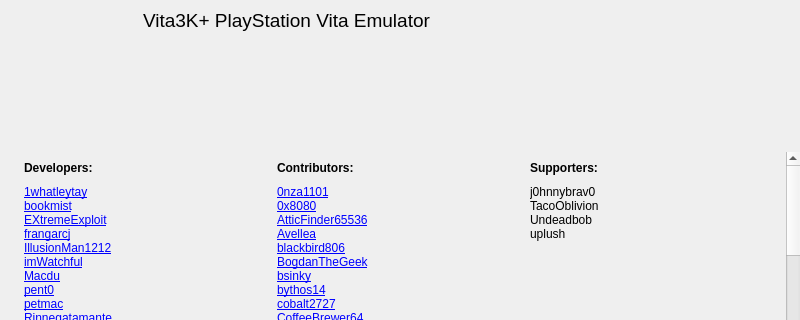
This is vita3k/gui-qt/src/about_dialog.ui in Reiayanami24/vita3k-android-merged as Qt 5 draws it before an edit; both pictures show x 0 to 800 and y 0 to 320 of the 800 by 550 pixel window. The edited form follows.
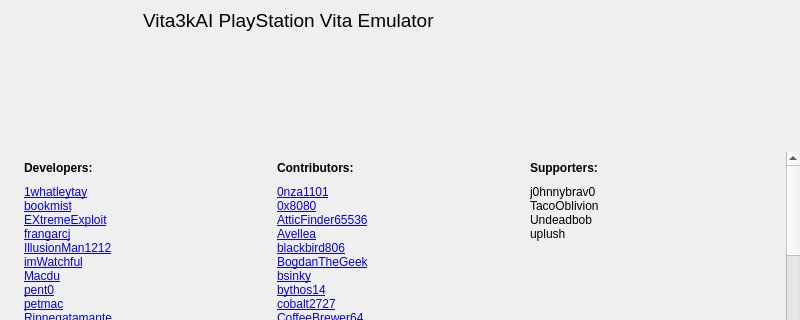
This is the edited form.

Commit message: Rename to Vita3kAI and check this repository for updates

Patch:
```diff
--- a/vita3k/gui-qt/src/about_dialog.ui
+++ b/vita3k/gui-qt/src/about_dialog.ui
@@ -111,7 +111,7 @@
 											</font>
 										</property>
 										<property name="text">
-											<string>Vita3K+ PlayStation Vita Emulator</string>
+											<string>Vita3kAI PlayStation Vita Emulator</string>
 										</property>
 										<property name="alignment">
 											<set>Qt::AlignmentFlag::AlignLeading|Qt::AlignmentFlag::AlignLeft|Qt::AlignmentFlag::AlignTop</set>
```
Left out of the diff: 2 changed lines with no effect on the pictures. The commit also changes 11 other files.
